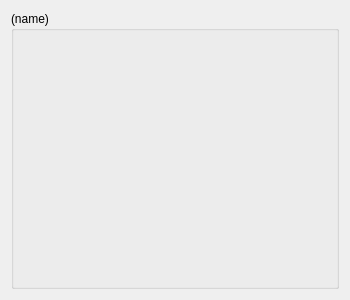
mckelley3v/BlackBox, file tools/FlowSystemDesigner/Ui_FlowComponentInstance.ui: the form before one commit.
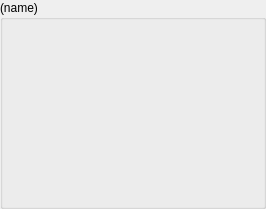
The form after the commit.

The edit to the form file:
```diff
--- a/tools/FlowSystemDesigner/Ui_FlowComponentInstance.ui
+++ b/tools/FlowSystemDesigner/Ui_FlowComponentInstance.ui
@@ -6,8 +6,8 @@
    <rect>
     <x>0</x>
     <y>0</y>
-    <width>350</width>
-    <height>300</height>
+    <width>266</width>
+    <height>209</height>
    </rect>
   </property>
   <property name="windowTitle">
@@ -16,8 +16,11 @@
   <property name="flowComponentDefinitionName" stdset="0">
    <string/>
   </property>
-  <layout class="QGridLayout" name="gridLayout">
-   <item row="0" column="0">
+  <layout class="QVBoxLayout" name="verticalLayout">
+   <property name="margin">
+    <number>0</number>
+   </property>
+   <item>
     <widget class="QGroupBox" name="name">
      <property name="title">
       <string>(name)</string>
```
